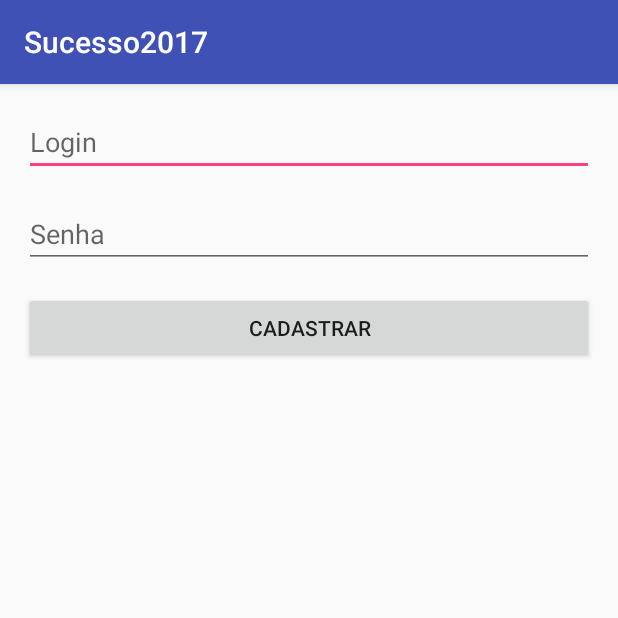
After one commit to brunorcx/Sucesso2017, an Android app: the CadastroActivity screen opened directly, with no data from a screen before it, on a phone screen of 412 x 824 dp, the top half of it. The commit adds this screen. Run offline under Robolectric (Android 15) with nearby library versions, the phone set to English and light mode, and no system bars.

Commit message:
Branch firebase

```diff
--- a/app/build.gradle
+++ b/app/build.gradle
@@ -40,4 +40,5 @@ dependencies {
 
 
 
+
 apply plugin: 'com.google.gms.google-services'
--- a/app/src/main/AndroidManifest.xml
+++ b/app/src/main/AndroidManifest.xml
@@ -18,6 +18,8 @@
         </activity>
         <activity android:name=".LoginActivity">
         </activity>
+        <activity android:name=".CadastroActivity">
+        </activity>
     </application>
 
 </manifest>
--- /dev/null
+++ b/app/src/main/java/com/rodrigues/sucesso2017/CadastroActivity.java
@@ -0,0 +1,13 @@
+package com.rodrigues.sucesso2017;
+
+import android.support.v7.app.AppCompatActivity;
+import android.os.Bundle;
+
+public class CadastroActivity extends AppCompatActivity {
+
+  @Override
+  protected void onCreate(Bundle savedInstanceState) {
+    super.onCreate(savedInstanceState);
+    setContentView(R.layout.activity_cadastro);
+  }
+}
--- /dev/null
+++ b/app/src/main/res/layout/activity_cadastro.xml
@@ -0,0 +1,23 @@
+<?xml version="1.0" encoding="utf-8"?>
+<LinearLayout
+    xmlns:android="http://schemas.android.com/apk/res/android"
+    xmlns:app="http://schemas.android.com/apk/res-auto"
+    xmlns:tools="http://schemas.android.com/tools"
+    android:layout_width="match_parent"
+    android:layout_height="match_parent"
+    tools:context="com.rodrigues.sucesso2017.CadastroActivity"
+    android:orientation="vertical">
+    <EditText
+        style="@style/LoginStyle"
+        android:id="@+id/email_ET"
+        android:hint="@string/loginString"/>
+    <EditText
+        style="@style/LoginStyle"
+        android:id="@+id/senha_ET"
+        android:hint="@string/senhaString"/>
+
+    <Button
+        style="@style/LoginStyle"
+        android:id="@+id/button_ET"
+        android:text="@string/cadastrarString"/>
+</LinearLayout>
--- a/app/src/main/res/values/strings.xml
+++ b/app/src/main/res/values/strings.xml
@@ -5,4 +5,5 @@
     <string name="senhaString">Senha</string>
     <string name="entrarString">Entrar</string>
     <string name="auth_failed">Login ou senha invalido</string>
+    <string name="cadastrarString">Cadastrar</string>
 </resources>
```
